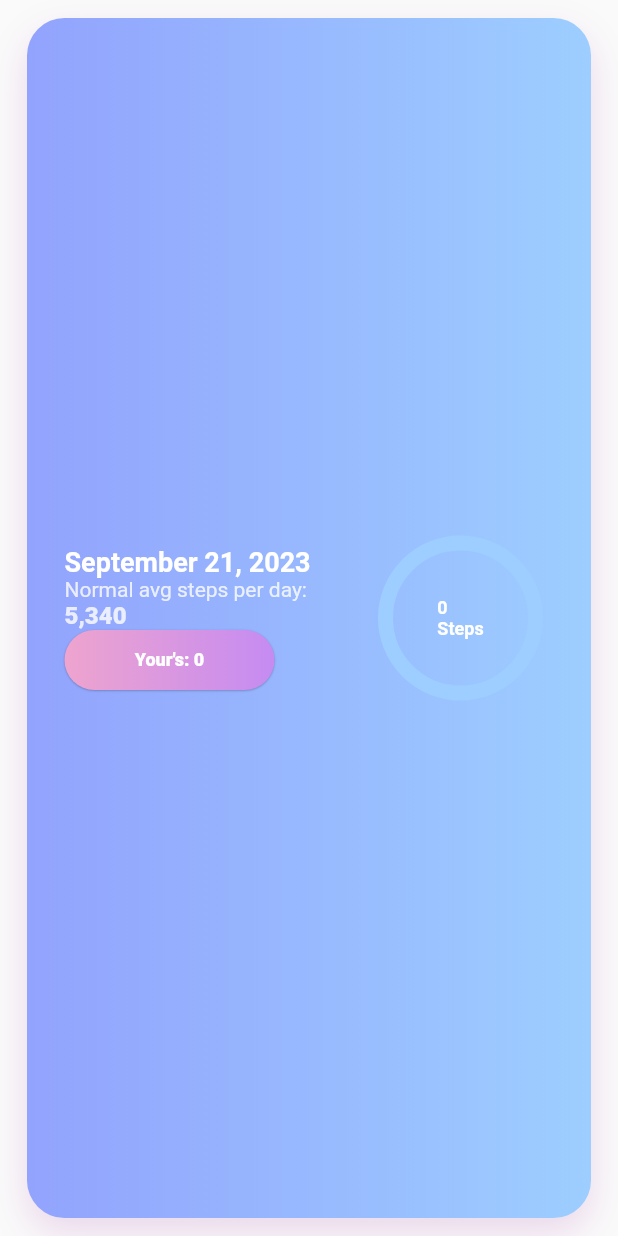
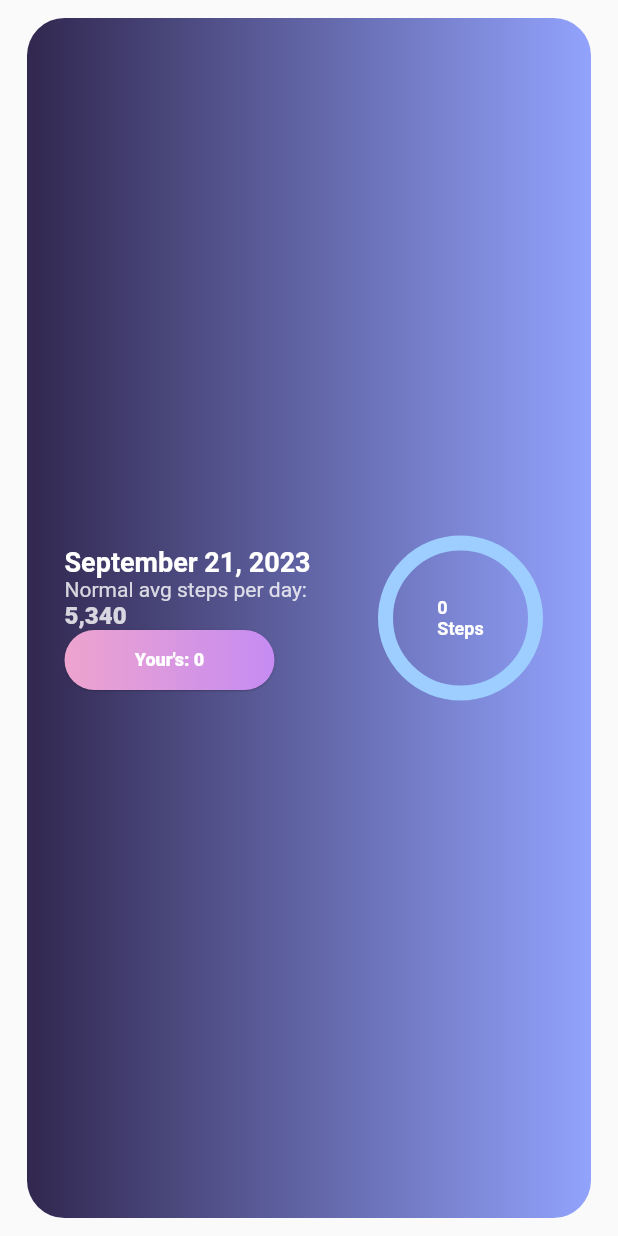
Before and after one commit to TheSam912/NIU_company_task, a Flutter app: what homeScreen_calculater() shows on an empty page, opened directly with empty values, on a phone screen of 412 x 824 dp. Run offline on Flutter 3.47's test engine with Material 2 defaults, Android fonts, the phone set to English and light mode, and no system bars; drawn by our look-alikes of simple_circular_progress_bar; our stand-ins replace animate_do, awesome_snackbar_content, flutter_hooks, hooks_riverpod, shared_preferences; missing offline and left inert: health; accounts and stored records are empty.

Commit message:
some ui and colors changes

```diff
--- a/lib/Constant/colors.dart
+++ b/lib/Constant/colors.dart
@@ -12,5 +12,5 @@ Color get primaryColor2 => const Color(0xff9DCEFF);
 Color get secondaryColor1 => const Color(0xffC58BF2);
 Color get secondaryColor2 => const Color(0xffEEA4CE);
 
-List<Color> get primaryG => [primaryColor1, primaryColor2];
+List<Color> get primaryG => [mainColor, primaryColor1];
 List<Color> get secondaryG => [secondaryColor2, secondaryColor1];
--- a/lib/widgets/homeScreen_calculater.dart
+++ b/lib/widgets/homeScreen_calculater.dart
@@ -16,11 +16,14 @@ Widget homeScreen_calculater(
       margin: const EdgeInsets.symmetric(horizontal: 18, vertical: 12),
       decoration: stepsContainerDecoration,
       child: Stack(alignment: Alignment.center, children: [
-        Image.asset(
-          "assets/images/bg_dots.png",
-          height: width * 0.4,
-          width: double.maxFinite,
-          fit: BoxFit.fitHeight,
+        Opacity(
+          opacity: 0.6,
+          child: Image.asset(
+            "assets/images/bg_dots.png",
+            height: width * 0.4,
+            width: double.maxFinite,
+            fit: BoxFit.fitHeight,
+          ),
         ),
         Padding(
           padding: const EdgeInsets.symmetric(vertical: 25, horizontal: 25),
```
Also changed, not shown: lib/Constant/styles.dart (+0 -7 lines).
